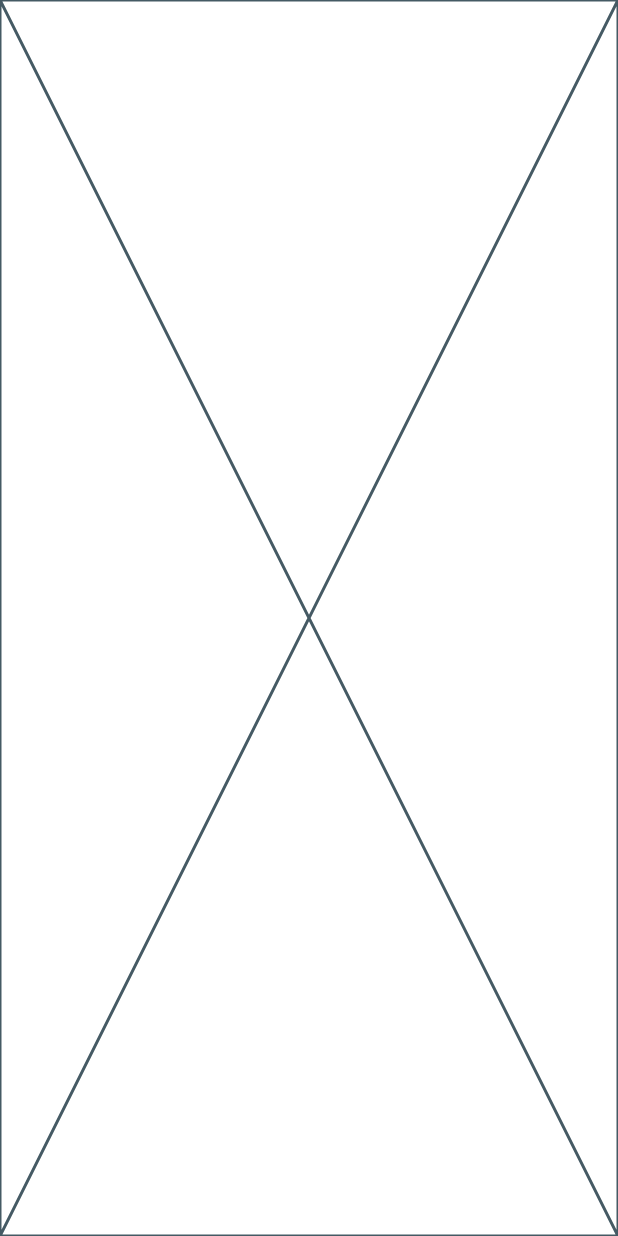
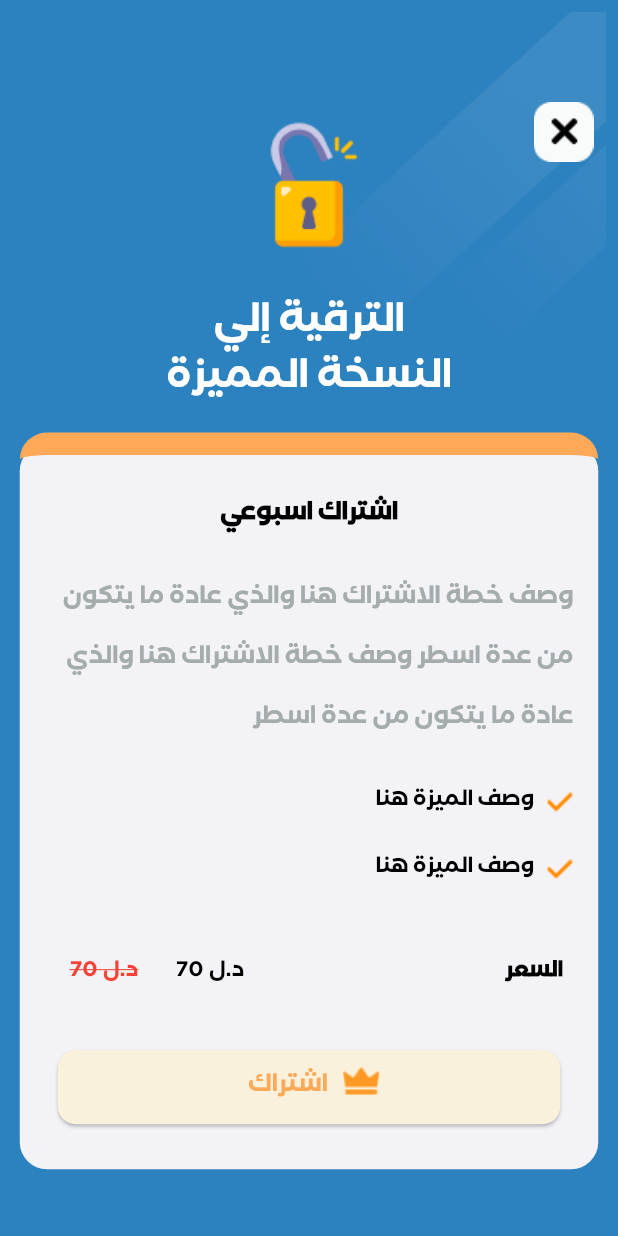
Before and after one commit to alibesar7/eazy_app, a Flutter app: the screen it shows after launch, on a phone screen of 412 x 824 dp. Run offline on Flutter 3.47's test engine with Material 3 defaults, Android fonts, the phone set to English and light mode, and no system bars; our stand-ins replace go_router, sizer.

Commit message:
sub & upgrae done

```diff
--- a/lib/Features/Custom_Widgets/CustomTextFeild.dart
+++ b/lib/Features/Custom_Widgets/CustomTextFeild.dart
@@ -1,5 +1,5 @@
-import 'package:esay_app/utils/appColors.dart';
-import 'package:esay_app/utils/appStyles.dart';
+import 'package:esay_app/core/utils/appColors.dart';
+import 'package:esay_app/core/utils/appStyles.dart';
 import 'package:flutter/material.dart';
 
 
--- a/lib/Features/Custom_Widgets/Custom_Button.dart
+++ b/lib/Features/Custom_Widgets/Custom_Button.dart
@@ -1,5 +1,5 @@
-import 'package:esay_app/utils/appColors.dart';
-import 'package:esay_app/utils/appStyles.dart';
+import 'package:esay_app/core/utils/appColors.dart';
+import 'package:esay_app/core/utils/appStyles.dart';
 import 'package:flutter/material.dart';
 
 
--- /dev/null
+++ b/lib/Features/Subscriptions/Presentation/views/Upgrade_view.dart
@@ -0,0 +1,13 @@
+ import 'package:esay_app/Features/Subscriptions/Presentation/views/widgets/upgrade_view_body.dart';
+ import 'package:flutter/material.dart';
+
+class UpgradeView extends StatelessWidget {
+  const UpgradeView({super.key});
+
+  @override
+  Widget build(BuildContext context) {
+    return Scaffold(
+      body: UpgradeViewBody(),
+    );
+  }
+}
--- /dev/null
+++ b/lib/Features/Subscriptions/Presentation/views/widgets/custom_postioned_widget.dart
@@ -0,0 +1,22 @@
+import 'package:flutter/material.dart';
+
+class CustomPostionedWidget extends StatelessWidget {
+  const CustomPostionedWidget({
+    super.key,
+    required this.asset,
+    this.right,
+    this.top, this.onPressed,
+  });
+  final String asset;
+  final double? right;
+  final double? top;
+  final void Function()? onPressed;
+  @override
+  Widget build(BuildContext context) {
+    return Positioned(
+      right: right,
+      top: top,
+      child: IconButton(icon: (Image.asset(asset)), onPressed: onPressed),
+    );
+  }
+}
--- /dev/null
+++ b/lib/Features/Subscriptions/Presentation/views/widgets/upgrade_top_section.dart
@@ -0,0 +1,49 @@
+
+import 'package:esay_app/Features/Subscriptions/Presentation/views/widgets/custom_postioned_widget.dart';
+import 'package:esay_app/core/utils/appStyles.dart';
+import 'package:esay_app/core/utils/app_assets.dart';
+import 'package:flutter/material.dart';
+import 'package:go_router/go_router.dart';
+import 'package:sizer/sizer.dart';
+
+class UpgradeTopScetion extends StatelessWidget {
+  const UpgradeTopScetion({
+    super.key,
+  });
+
+  @override
+  Widget build(BuildContext context) {
+    return SizedBox(
+      width: double.infinity,
+      height: 35.h,
+      child: Stack(
+        children: [
+          CustomPostionedWidget(
+            asset: Assets.assetsIconsBack,
+            right: -5,
+            top: 60,
+            onPressed: () {
+              context.pop();
+            },
+          ),
+          Align(
+            alignment: Alignment.center,
+            child: Padding(
+              padding: const EdgeInsets.only(top: 65),
+              child: Column(
+                mainAxisSize: MainAxisSize.min,
+                children: [
+                  Image.asset(Assets.assetsIconsUnlocked),
+                  SizedBox(height: 4.h),
+                  Text("الترقية إلي\nالنسخة المميزة",
+                      textAlign: TextAlign.center,
+                      style: AppTextStyles.titleText),
+                ],
+              ),
+            ),
+          ),
+        ],
+      ),
+    );
+  }
+}
--- /dev/null
+++ b/lib/Features/Subscriptions/Presentation/views/widgets/upgrade_view_body.dart
@@ -0,0 +1,190 @@
+
+import 'package:esay_app/Features/Subscriptions/Presentation/views/widgets/custom_postioned_widget.dart';
+import 'package:esay_app/core/utils/appColors.dart';
+import 'package:esay_app/core/utils/appStyles.dart';
+import 'package:esay_app/core/utils/app_assets.dart';
+import 'package:flutter/material.dart';
+import 'package:go_router/go_router.dart';
+import 'package:sizer/sizer.dart';
+
+class UpgradeViewBody extends StatelessWidget {
+  const UpgradeViewBody({
+    super.key,
+  });
+
+  @override
+  Widget build(BuildContext context) {
+    return Stack(
+      children: [
+        Container(color: AppColors.sub),
+        CustomPostionedWidget(
+          asset: Assets.assetsIconsRectangle1,
+          right: 0,
+          top: 0,
+        ),
+        CustomPostionedWidget(
+          asset: Assets.assetsIconsRectangle2,
+          right: 0,
+          top: 0,
+        ),
+        Padding(
+          padding: EdgeInsets.symmetric(horizontal: 1.6.h),
+          child: CustomScrollView(
+            slivers: [
+              SliverToBoxAdapter(
+                child: SizedBox(
+                  width: double.infinity,
+                  height: 35.h,
+                  child: Stack(
+                    children: [
+                      CustomPostionedWidget(
+                        asset: Assets.assetsIconsBack,
+                        right: -5,
+                        top: 60,
+                        onPressed: () {
+                          context.pop();
+                        },
+                      ),
+                      Align(
+                        alignment: Alignment.center,
+                        child: Padding(
+                          padding: const EdgeInsets.only(top: 65),
+                          child: Column(
+                            mainAxisSize: MainAxisSize.min,
+                            children: [
+                              Image.asset(Assets.assetsIconsUnlocked),
+                              SizedBox(height: 4.h),
+                              Text("الترقية إلي\nالنسخة المميزة",
+                                  textAlign: TextAlign.center,
+                                  style: AppTextStyles.titleText),
+                            ],
+                          ),
+                        ),
+                      ),
+                    ],
+                  ),
+                ),
+              ),
+              SliverToBoxAdapter(
+                  child: Container(
+                padding: EdgeInsets.symmetric(horizontal: 1.h),
+                decoration: BoxDecoration(
+                  color: AppColors.background,
+                  borderRadius: BorderRadius.circular(18),
+                  border:
+                      Border(top: BorderSide(color: AppColors.s, width: 15)),
+                ),
+                child: Column(
+                  children: [
+                    SizedBox(
+                      height: 3.5.h,
+                    ),
+                    Text("اشتراك اسبوعي",
+                        style: AppTextStyles.text16
+                            .copyWith(fontWeight: FontWeight.bold)),
+                    Padding(
+                      padding: EdgeInsets.symmetric(
+                          horizontal: 1.h, vertical: 3.h),
+                      child: Text(
+                        " وصف خطة الاشتراك هنا والذي عادة ما يتكون من عدة اسطر وصف خطة الاشتراك هنا والذي عادة ما يتكون من عدة اسطر",
+                        style: AppTextStyles.text16
+                            .copyWith(color: Color(0xffA4ACAD), height: 2.5),
+                        textAlign: TextAlign.right,
+                      ),
+                    ),
+                    Row(
+                      mainAxisAlignment: MainAxisAlignment.end,
+                      children: [
+                        Text("وصف الميزة هنا",
+                            style: AppTextStyles.text16.copyWith(
+                                fontSize: 14, fontWeight: FontWeight.normal)),
+                        Padding(
+                          padding: EdgeInsets.symmetric(horizontal: 1.h),
+                          child: Image.asset(Assets.assetsIconsVector),
+                        )
+                      ],
+                    ),
+                    SizedBox(height: 3.h),
+                    Row(
+                      mainAxisAlignment: MainAxisAlignment.end,
+                      children: [
+                        Text("وصف الميزة هنا",
+                            style:
+                                AppTextStyles.text16.copyWith(fontSize: 14)),
+                        Padding(
+                          padding: EdgeInsets.symmetric(horizontal: 1.h),
+                          child: Image.asset(Assets.assetsIconsVector),
+                        )
+                      ],
+                    ),
+                    SizedBox(height: 6.h),
+                    Row(
+                      children: [
+                        Padding(
+                          padding: EdgeInsets.symmetric(horizontal: 3.h),
+                          child: Text(
+                            "70 د.ل",
+                            style: AppTextStyles.text16.copyWith(
+                                fontSize: 14,
+                                color: Colors.red,
+                                decoration: TextDecoration.lineThrough,
+                                decorationColor: Colors.red),
+                          ),
+                        ),
+                        Text(
+                          "70 د.ل",
+                          style: AppTextStyles.text16.copyWith(
+                            fontSize: 14,
+                          ),
+                        ),
+                        Spacer(
+                          flex: 2,
+                        ),
+                        Text("السعر     ",
+                            style: AppTextStyles.text16.copyWith(
+                                fontSize: 14, fontWeight: FontWeight.w700)),
+                      ],
+                    ),
+                    SizedBox(
+                      height: 5.h,
+                    ),
+                    Padding(
+                      padding: const EdgeInsets.only(
+                          right: 17, left: 17, bottom: 30),
+                      child: SizedBox(
+                        height: 6.h,
+                        child: ElevatedButton(
+                            style: ElevatedButton.styleFrom(
+                              backgroundColor: Color(0xfffaf1dc),
+                              shape: RoundedRectangleBorder(
+                                borderRadius: BorderRadius.circular(12),
+                              ),
+                            ),
+                            onPressed: () {},
+                            child: Row(
+                              crossAxisAlignment:
+                                  CrossAxisAlignment.center, // ⬅️ مهم
+
+                              mainAxisAlignment: MainAxisAlignment.center,
+                              children: [
+                                Text("  اشتراك   ",
+                                    style: AppTextStyles.text16
+                                        .copyWith(color: AppColors.s)),
+                                Padding(
+                                  padding: const EdgeInsets.only(bottom: 8),
+                                  child: Image.asset(Assets.assetsIconsGroup),
+                                )
+                              ],
+                            )),
+                      ),
+                    )
+                  ],
+                ),
+              ))
+            ],
+          ),
+        )
+      ],
+    );
+  }
+}
--- a/lib/utils/appColors.dart
+++ b/lib/core/utils/appColors.dart
@@ -4,6 +4,9 @@ class AppColors {
   static const Color primary = Color(0xFF007AFF);
   static const Color secondary = Color(0xFF34C759);
   static const Color error = Color(0xFFFF3B30);
+  static const Color sub = Color(0xff2C81BF);
+    static const Color s = Color(0xffFDA958);
+
 
   static const Color background = Color(0xFFF2F2F7);
   static const Color border = Color(0xFFD1D1D6);
--- a/lib/utils/appStyles.dart
+++ b/lib/core/utils/appStyles.dart
@@ -22,10 +22,10 @@ class AppTextStyles {
     color: Color(0xFF3C3C43),
   );
 
-  static const TextStyle buttonText = TextStyle(
-    fontFamily: 'SF Pro',
-    fontSize: 17,
-    fontWeight: FontWeight.w500,
+  static const TextStyle titleText = TextStyle(
+    fontFamily: "Shamel",
+    fontSize: 26,
+    fontWeight: FontWeight.w400,
     color: Colors.white,
   );
 
@@ -51,4 +51,14 @@ class AppTextStyles {
     letterSpacing: 0,
     textBaseline: TextBaseline.alphabetic,
   );
+
+
+
+
+   static const  TextStyle text16 = TextStyle(
+    fontFamily: "Shamel",
+    fontSize: 16,
+     fontWeight: FontWeight.w400,
+    color: Colors.black,
+  );
 }
--- /dev/null
+++ b/lib/core/utils/app_assets.dart
@@ -0,0 +1,30 @@
+// ignore_for_file: prefer_single_quotes
+class Assets {
+  Assets._();
+
+  /// Assets for assetsIconsBack
+  /// assets/icons/Back.png
+  static const String assetsIconsBack = "assets/icons/Back.png";
+
+  /// Assets for assetsIconsGroup
+  /// assets/icons/Group.png
+  static const String assetsIconsGroup = "assets/icons/Group.png";
+
+  /// Assets for assetsIconsRectangle 19525
+  /// assets/icons/Rectangle 19525.png
+  static const String assetsIconsRectangle2 =
+      "assets/icons/Rectangle 19525.png";
+
+  /// Assets for assetsIconsRectangle 19526
+  /// assets/icons/Rectangle 19526.png
+  static const String assetsIconsRectangle1 =
+      "assets/icons/Rectangle 19526.png";
+
+  /// Assets for assetsIconsUnlocked
+  /// assets/icons/unlocked.png
+  static const String assetsIconsUnlocked = "assets/icons/unlocked.png";
+
+  /// Assets for assetsIconsVector
+  /// assets/icons/Vector.png
+  static const String assetsIconsVector = "assets/icons/Vector.png";
+}
--- /dev/null
+++ b/lib/core/utils/app_router.dart
@@ -0,0 +1,11 @@
+import 'package:esay_app/Features/Subscriptions/Presentation/views/Upgrade_view.dart';
+import 'package:flutter/material.dart';
+import 'package:go_router/go_router.dart';
+
+final GoRouter router = GoRouter(routes: <RouteBase>[
+  GoRoute(
+      path: '/',
+      builder: (BuildContext context, GoRouterState state) {
+        return const UpgradeView();
+      })
+]);
--- a/lib/main.dart
+++ b/lib/main.dart
@@ -1,13 +1,23 @@
+import 'package:esay_app/core/utils/app_router.dart';
 import 'package:flutter/material.dart';
+import 'package:sizer/sizer.dart';
 
 void main() {
   runApp(const EazyApp());
 }
+
 class EazyApp extends StatelessWidget {
   const EazyApp({super.key});
 
   @override
   Widget build(BuildContext context) {
-    return const Placeholder();
+    return Sizer(
+      builder: (BuildContext, Orientation, ScreenType) {
+        return MaterialApp.router(
+          routerConfig: router,
+          debugShowCheckedModeBanner: false,
+        );
+      },
+    );
   }
 }
--- a/lib/utils/appAssets.dart
+++ /dev/null
@@ -1,3 +0,0 @@
-class AppAssets{
-
-}
```
Also changed, not shown: pubspec.yaml (+11 -69 lines), assets/icons/Back.png (added), assets/icons/Group.png (added), assets/icons/Rectangle 19525.png (added), assets/icons/Rectangle 19526.png (added), assets/icons/Vector.png (added), assets/icons/unlocked.png (added), lib/Features/SubscriptionsScreens/subscriptionsSCreen.dart (deleted), pubspec.lock, 4 other files.
